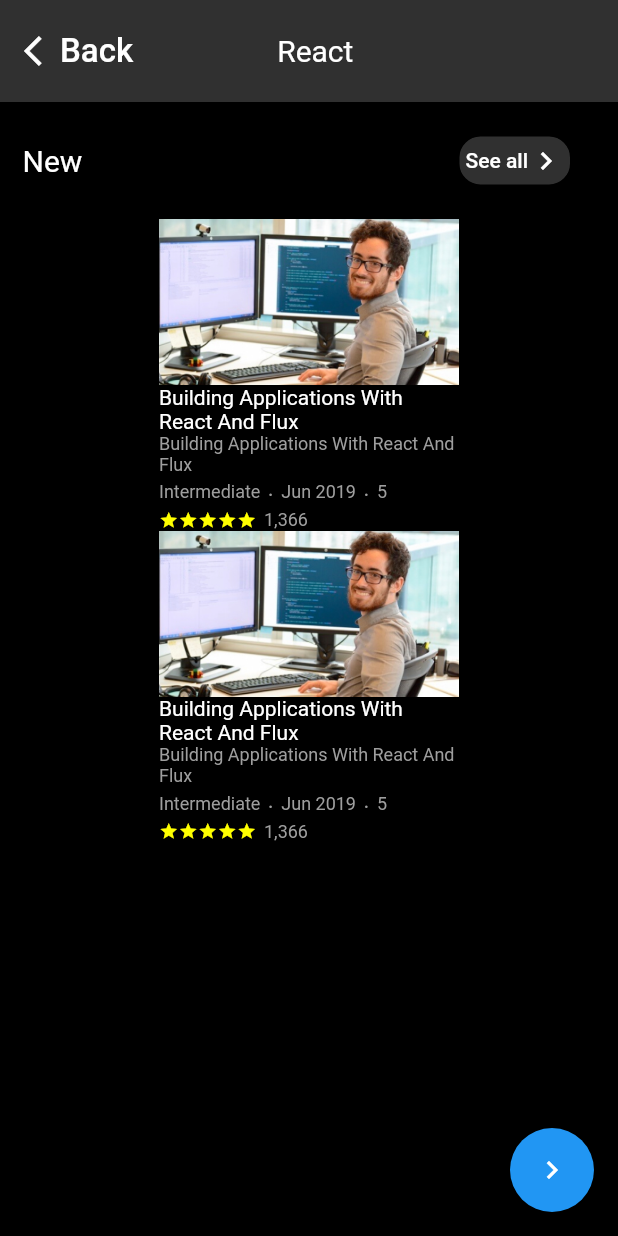
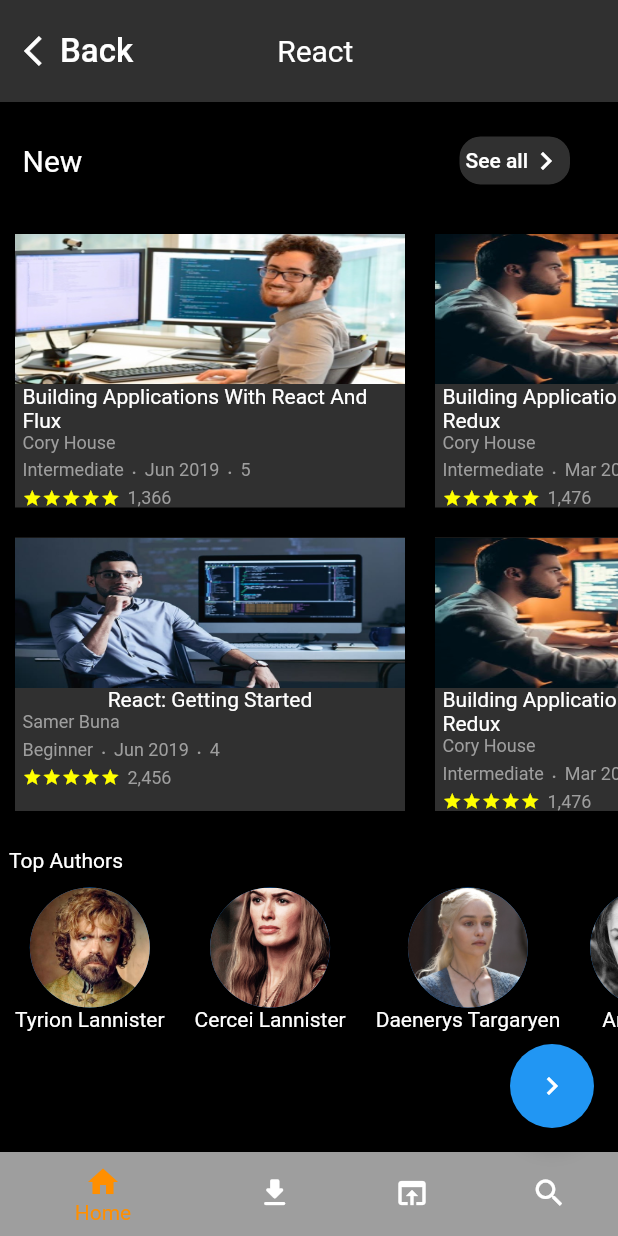
Before and after one commit to dangvuminh/flutterProject_2021, a Flutter app: the Courses screen opened by its route, on a phone screen of 412 x 824 dp. Run offline on Flutter 3.47's test engine with Material 2 defaults, Android fonts, the phone set to English and light mode, and no system bars.

Commit message:
bottom nav tab layout and alter between tabs

```diff
--- a/lib/CourseCard.dart
+++ b/lib/CourseCard.dart
@@ -18,19 +18,28 @@ class CourseCard extends StatelessWidget {
     return Container(
       // height: 50,
       // width: 200,
+      color: Colors.grey[850],
+      margin: EdgeInsets.all(10.0),
       child: Column(
         children: [
-          Image(image: AssetImage(productImage)),
+          Image(image: AssetImage(productImage),
+              height:100,width:260,
+              fit:BoxFit.fill
+          ),
+          Container(
+            width: 250.0,
+            child: Column(
+              children: [
               Text(
-            'Building Applications With React And Flux',
+              '$productName',
               style: TextStyle(
                 color: Colors.white,
               ),
             ),
                 Container(
-            //width: 200,
+                  width: 250.0,
                   child: Text(
-              '$productName',
+                    '$company',
                     textAlign: TextAlign.start,
                     style: TextStyle(
                       color: Colors.grey,
@@ -38,7 +47,10 @@ class CourseCard extends StatelessWidget {
                     ),
                   ),
                 ),
-          Row(
+
+                Container(
+                  width: 250.0,
+                  child: Row(
                     children: [
                       Text(
                         '$level',
@@ -83,7 +95,14 @@ class CourseCard extends StatelessWidget {
                       ),
                     ],
                   ),
-          Row(
+                ),
+              ],
+            ),
+          ),
+
+          Container(
+            width: 250.0,
+            child: Row(
               children: [
                 Icon(
                   Icons.star,
@@ -119,6 +138,7 @@ class CourseCard extends StatelessWidget {
                   ),
                 )
               ],
+            ),
           )
         ],
       ),
--- a/lib/Courses.dart
+++ b/lib/Courses.dart
@@ -1,9 +1,20 @@
 import 'package:flutter/material.dart';
 import 'package:mobile_flutter/objects/courseObject.dart';
+import 'package:mobile_flutter/objects/authors.dart';
 import 'package:mobile_flutter/CourseCard.dart';
-class Courses extends StatelessWidget {
+import 'package:mobile_flutter/authorList.dart';
+import 'package:mobile_flutter/nav-bar/download.dart';
+import'package:mobile_flutter/nav-bar/homeCourse.dart';
 
-  List<CourseObject> courses = [
+
+class Courses extends StatefulWidget {
+
+  @override
+  _CoursesState createState() => _CoursesState();
+}
+
+class _CoursesState extends State<Courses> {
+  static List<CourseObject> courses = [
       CourseObject(
         id: 0,
         productImage:'assets/react-flux.jpg',
@@ -15,17 +26,104 @@ class Courses extends StatelessWidget {
         rating: '1,366',
       ),
     CourseObject(
-      id: 0,
-      productImage:'assets/react-flux.jpg',
-      productName: 'Building Applications With React And Flux',
+      id: 1,
+      productImage:'assets/react-redux.jpg',
+      productName: 'Building Applications With React And Redux',
       company: 'Cory House',
       level: 'Intermediate',
+      date: 'Mar 2019',
+      duration: 7,
+      rating: '1,476',
+    ),
+    CourseObject(
+      id: 2,
+      productImage:'assets/react-nodejs.jpg',
+      productName: 'Building Applications With React And NodeJS',
+      company: 'Cory House',
+      level: 'Intermediate',
+      date: 'Feb 2019',
+      duration: 7,
+      rating: '1,476',
+    ),
+
+    CourseObject(
+      id: 3,
+      productImage:'assets/react.jpg',
+      productName: 'React: Getting Started',
+      company: 'Samer Buna',
+      level: 'Beginner',
       date: 'Jun 2019',
-      duration: 5,
-      rating: '1,366',
+      duration: 4,
+      rating: '2,456',
+    ),
+    CourseObject(
+      id: 4,
+      productImage:'assets/react-redux.jpg',
+      productName: 'Building Applications With React And Redux',
+      company: 'Cory House',
+      level: 'Intermediate',
+      date: 'Mar 2019',
+      duration: 7,
+      rating: '1,476',
+    ),
+    CourseObject(
+      id: 5,
+      productImage:'assets/vuejs.jpg',
+      productName: 'Building Applications With VueJS ',
+      company: 'Cory House',
+      level: 'Intermediate',
+      date: 'Feb 2019',
+      duration: 7,
+      rating: '1,476',
     ),
   ];
 
+  static List<Author> authors = [
+    Author(
+      id:0,
+      authorImage: 'assets/tyrion.jpg',
+      authorName: 'Tyrion Lannister',
+    ),
+    Author(
+      id:1,
+      authorImage: 'assets/cercei.png',
+      authorName: 'Cercei Lannister',
+    ),
+    Author(
+      id:2,
+      authorImage: 'assets/danny.jpg',
+      authorName: 'Daenerys Targaryen',
+    ),
+    Author(
+      id:2,
+      authorImage: 'assets/arya.jpg',
+      authorName: 'Arya Stark',
+    ),
+    Author(
+      id:2,
+      authorImage: 'assets/jon.jpg',
+      authorName: 'Jon Snow',
+    ),
+  ];
+
+  int _selectedIndex = 0;
+
+   List<Widget> navTabs = <Widget>[
+      HomeCourse(
+          courseData : courses,
+         authorData : authors,
+      ),
+      DownloadTab(),
+    ];
+  Widget downLoadTab(){
+      return Container();
+  }
+
+  void onItemTap(int index){
+      setState(() {
+        _selectedIndex = index;
+      });
+  }
 
   @override
   Widget build(BuildContext context) {
@@ -39,116 +137,36 @@ class Courses extends StatelessWidget {
           Navigator.pushNamed(context, '');
         },
       ),
-      body: SafeArea(
-        child: Column(
-          children: [
-            Container(
-              padding: EdgeInsets.only(top:10.0,bottom:10.0),
-              color: Colors.grey[850],
-              child: Row(
-                children: [
-                  FlatButton(
 
-                    child:Row(
-                      children: [
-                        Icon(
-                          Icons.arrow_back_ios,
-                          color: Colors.white,
+      bottomNavigationBar: BottomNavigationBar(
+        items: const <BottomNavigationBarItem>[
+          BottomNavigationBarItem(
+            icon: Icon(Icons.home),
+            label: 'Home',
+            backgroundColor: Colors.grey,
           ),
-                        Text(
-                          'Back',
-                          style: TextStyle(
-                            color:Colors.white,
-                            fontSize: 22.0,
+          BottomNavigationBarItem(
+            icon: Icon(Icons.download_rounded),
+            label: 'Business',
+            backgroundColor: Colors.green,
           ),
-                        )
-                      ],
+          BottomNavigationBarItem(
+            icon: Icon(Icons.open_in_browser),
+            label: 'School',
+            backgroundColor: Colors.purple,
           ),
-                    onPressed: (){
-                      Navigator.pop(context, '/signInList');
-                    },
-                  ),
-                  Container(
-                      margin:EdgeInsets.only(left: 80.0) ,
-                      child: Text(
-                          'React',
-                          style: TextStyle(
-                            color: Colors.white,
-                            fontSize: 20.0,
-                          )
-                      )
+          BottomNavigationBarItem(
+            icon: Icon(Icons.search),
+            label: 'Settings',
+            backgroundColor: Colors.pink,
           ),
         ],
+        currentIndex: _selectedIndex,
+        selectedItemColor: Colors.amber[800],
+        onTap: onItemTap,
       ),
-            ),
-            Container(
-              padding: EdgeInsets.all(15.0),
-              child: Row(
-                children: [
-                  Text(
-                      'New',
-                    style: TextStyle(
-                      color: Colors.white,
-                      fontSize: 20.0,
-                    ),
-                  ),
-                  Expanded(child: Container()),
-                  FlatButton(
-                      onPressed: null,
-                      child: Row(
-                        children: [
-                          Container(
-                            padding:EdgeInsets.all(4.0),
-                            decoration: BoxDecoration(
-                            border: Border.all(color: Colors.black),
-                              borderRadius: BorderRadius.all(Radius.circular(15.0)),
-                              color: Colors.grey[850],
-                            ),
-                            child: Row(
-                              children: [
-                                Text(
-                                  'See all',
-                                  style: TextStyle(
-                                    color: Colors.white,
-                                  ),
-                                ),
-                                Icon(
-                                    Icons.keyboard_arrow_right,
-                                    color: Colors.white,
-                                ),
-                              ],
-                            ),
-                          ),
-                        ],
-                      )
-                  )
-                ],
-              ),
-            ),
-            Expanded(
-              child: Container(
-                height: 250.0,
-                width: 200.0,
-                child: ListView.builder(
-
-                  itemCount:   courses.length,
-                  itemBuilder: ( context,i){
-                      return CourseCard(
-                        id: courses[i].id,
-                        productImage: courses[i].productImage,
-                        productName: courses[i].productName,
-                        company: courses[i].company,
-                        level: courses[i].level,
-                        date: courses[i].date,
-                        duration: courses[i].duration,
-                        rating: courses[i].rating,
-                      );
-
-                  }),
-              ),
-            )
-          ],
-        ),
+      body: SafeArea(
+        child: navTabs.elementAt(_selectedIndex),
       ),
     );
   }
--- /dev/null
+++ b/lib/authorList.dart
@@ -0,0 +1,36 @@
+import 'package:flutter/material.dart';
+import 'package:mobile_flutter/objects/authors.dart';
+
+class AuthorList extends StatelessWidget {
+  int id;
+  String authorImage;
+  String authorName;
+
+  AuthorList({this.id,this.authorImage,this.authorName});
+  @override
+  Widget build(BuildContext context) {
+    return Container(
+      //height: 50.0,
+      child: Row(
+        children: [
+          Container(
+            padding: EdgeInsets.fromLTRB(10.0,10.0,10.0,5.0),
+            child: Column(
+              children: [
+                CircleAvatar(backgroundImage: AssetImage(authorImage),
+                  radius: 40,
+                ),
+                Text(
+                    '$authorName',
+                  style: TextStyle(
+                    color: Colors.white,
+                  ),
+                ),
+              ],
+            ),
+          )
+        ],
+      ),
+    );
+  }
+}
--- /dev/null
+++ b/lib/nav-bar/download.dart
@@ -0,0 +1,30 @@
+import 'package:flutter/material.dart';
+
+class DownloadTab extends StatelessWidget {
+  @override
+  Widget build(BuildContext context) {
+    return Column(
+      children: [
+        Container(
+          padding: EdgeInsets.all(20.0),
+          child: Center(
+            child: Text(
+                'Downloads',
+              style: TextStyle(
+                color: Colors.white,
+                fontSize: 18.0,
+              ),
+            ),
+          ),
+        ),
+
+        Row(
+          children: [
+            Text('Downloads'),
+            Text('Remove all'),
+          ],
+        )
+      ],
+    );
+  }
+}
--- /dev/null
+++ b/lib/nav-bar/homeCourse.dart
@@ -0,0 +1,182 @@
+import 'package:flutter/material.dart';
+import 'package:mobile_flutter/objects/courseObject.dart';
+import 'package:mobile_flutter/CourseCard.dart';
+import 'package:mobile_flutter/objects/authors.dart';
+import 'package:mobile_flutter/authorList.dart';
+
+class HomeCourse extends StatelessWidget {
+  final List<CourseObject> courseData;
+  final List<Author> authorData;
+  HomeCourse({this.courseData,this.authorData});
+
+  @override
+  Widget build(BuildContext context) {
+    return
+      Column(
+      children: [
+        Container(
+          padding: EdgeInsets.only(top:10.0,bottom:10.0),
+          color: Colors.grey[850],
+          child: Row(
+            children: [
+              FlatButton(
+
+                child:Row(
+                  children: [
+                    Icon(
+                      Icons.arrow_back_ios,
+                      color: Colors.white,
+                    ),
+                    Text(
+                      'Back',
+                      style: TextStyle(
+                        color:Colors.white,
+                        fontSize: 22.0,
+                      ),
+                    )
+                  ],
+                ),
+                onPressed: (){
+                  Navigator.pop(context, '/signInList');
+                },
+              ),
+              Container(
+                  margin:EdgeInsets.only(left: 80.0) ,
+                  child: Text(
+                      'React',
+                      style: TextStyle(
+                        color: Colors.white,
+                        fontSize: 20.0,
+                      )
+                  )
+              ),
+            ],
+          ),
+        ),
+        Container(
+          padding: EdgeInsets.all(15.0),
+          child: Row(
+            children: [
+              Text(
+                'New',
+                style: TextStyle(
+                  color: Colors.white,
+                  fontSize: 20.0,
+                ),
+              ),
+              Expanded(child: Container()),
+              FlatButton(
+                  onPressed: null,
+                  child: Row(
+                    children: [
+                      Container(
+                        padding:EdgeInsets.all(4.0),
+                        decoration: BoxDecoration(
+                          border: Border.all(color: Colors.black),
+                          borderRadius: BorderRadius.all(Radius.circular(15.0)),
+                          color: Colors.grey[850],
+                        ),
+                        child: Row(
+                          children: [
+                            Text(
+                              'See all',
+                              style: TextStyle(
+                                color: Colors.white,
+                              ),
+                            ),
+                            Icon(
+                              Icons.keyboard_arrow_right,
+                              color: Colors.white,
+                            ),
+                          ],
+                        ),
+                      ),
+                    ],
+                  )
+              )
+            ],
+          ),
+        ),
+        Expanded(
+          child: Container(
+            // height: 50.0,
+            // width: 800.0,
+            child: ListView.builder(
+                scrollDirection: Axis.horizontal,
+                itemCount:   courseData.length,
+                itemBuilder: ( context,i){
+                  if(courseData[i].id <3)
+                    return CourseCard(
+                      id: courseData[i].id,
+                      productImage: courseData[i].productImage,
+                      productName: courseData[i].productName,
+                      company: courseData[i].company,
+                      level: courseData[i].level,
+                      date: courseData[i].date,
+                      duration: courseData[i].duration,
+                      rating: courseData[i].rating,
+                    );
+                  return Container();
+
+                }),
+          ),
+        ),
+        Expanded(
+          child: Container(
+            // height: 50.0,
+            // width: 800.0,
+            child: ListView.builder(
+                scrollDirection: Axis.horizontal,
+                itemCount:   courseData.length,
+                itemBuilder: ( context,i){
+                  if(courseData[i].id>2)
+                    return CourseCard(
+                      id: courseData[i].id,
+                      productImage: courseData[i].productImage,
+                      productName: courseData[i].productName,
+                      company: courseData[i].company,
+                      level: courseData[i].level,
+                      date: courseData[i].date,
+                      duration: courseData[i].duration,
+                      rating: courseData[i].rating,
+                    );
+                  return Container();
+                }),
+          ),
+        ),
+        SizedBox(height: 15.0),
+        Expanded(
+          child:Column(
+            children: [
+              Container(
+                width:400.0,
+                child: Text(
+                  'Top Authors',
+                  textAlign: TextAlign.start,
+                  style: TextStyle(
+                    color: Colors.white,
+                  ),
+                ),
+              ),
+              Expanded(
+                child: Container(
+                  height: 50.0,
+                  child: ListView.builder(
+                      scrollDirection: Axis.horizontal,
+                      itemCount:   authorData.length,
+                      itemBuilder: ( context,i){
+                        return AuthorList(
+                          id: authorData[i].id,
+                          authorImage: authorData[i].authorImage,
+                          authorName: authorData[i].authorName,
+                        );
+                      }),
+                ),
+              ),
+            ],
+          ),
+        )
+      ],
+   );
+  }
+}
--- /dev/null
+++ b/lib/objects/authors.dart
@@ -0,0 +1,6 @@
+class Author{
+  int id;
+  String authorImage;
+  String authorName;
+  Author({this.id,this.authorImage,this.authorName});
+}
--- /dev/null
+++ b/temp.txt
@@ -0,0 +1 @@
+child:
```
Also changed, not shown: assets/arya.jpg (added), assets/cercei.png (added), assets/danny.jpg (added), assets/jon.jpg (added), assets/react-nodejs.jpg (added), assets/react-redux.jpg (added), assets/react.jpg (added), assets/tyrion.jpg (added), assets/vuejs.jpg (added), 37 other files. Lines whose indentation alone changed are shown as unchanged.
